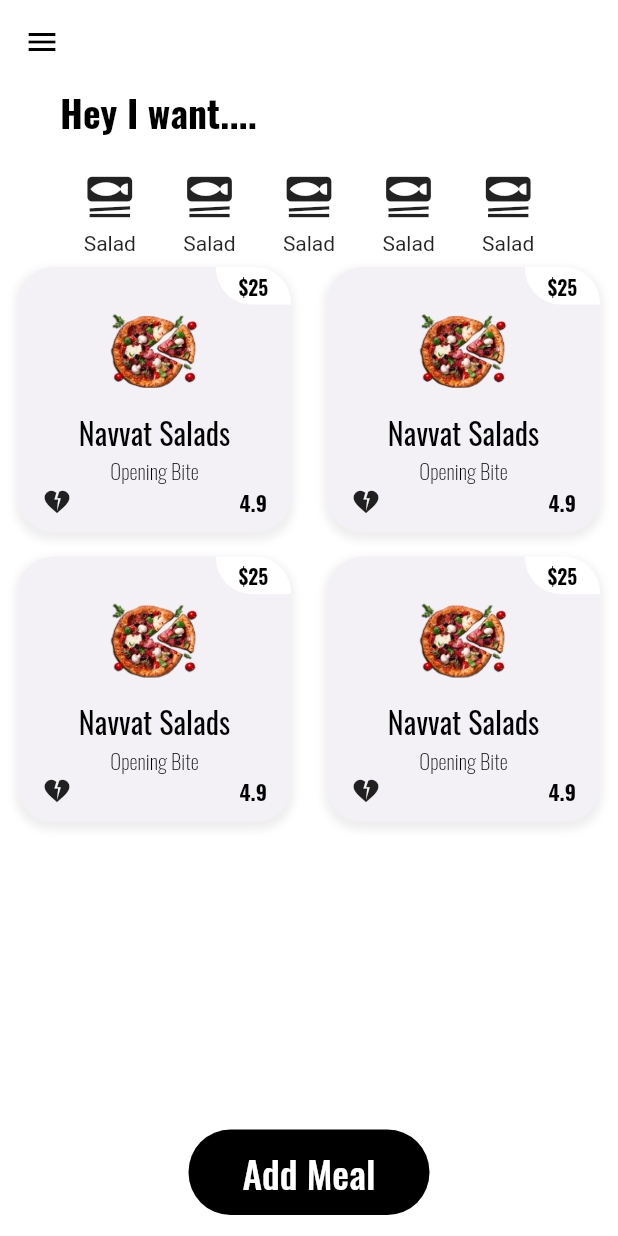
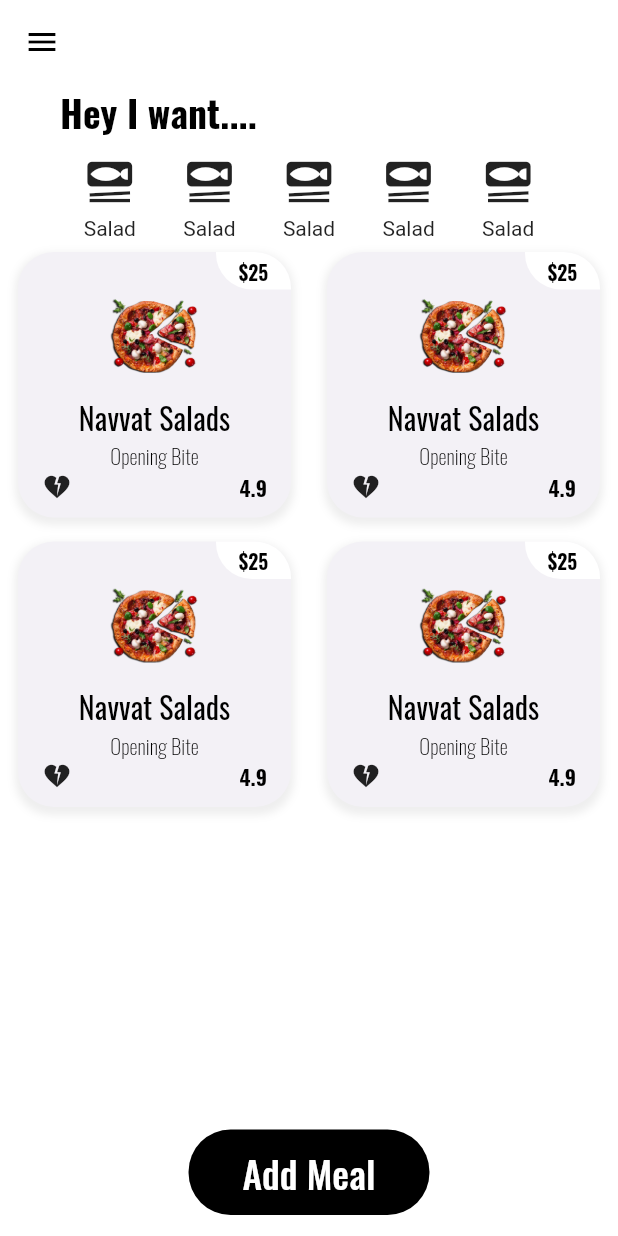
Before and after one commit to Abdusamad98/flutter_bootcamp_1, a Flutter app: the screen it shows after launch, on a phone screen of 412 x 824 dp. Run offline on Flutter 3.47's test engine with Material 2 defaults, Android fonts, the phone set to English and light mode, and no system bars.

```diff
--- a/lib/main.dart
+++ b/lib/main.dart
@@ -52,7 +52,7 @@ class MyHomeWidget extends StatelessWidget {
                   style: MyTextStyles.oswaldBold700.copyWith(fontSize: 25),
                 ),
                 SizedBox(
-                  height: 20,
+                  height: 10,
                 ),
                 Row(
                   mainAxisAlignment: MainAxisAlignment.spaceBetween,
@@ -173,7 +173,7 @@ class MyHomeWidget extends StatelessWidget {
                       ))),
                 ),
                 SizedBox(
-                  height: 14,
+                  height: 14
                 )
               ],
             ),
```
Also changed, not shown: lib/screen_2.dart (added, +270 -0 lines).
